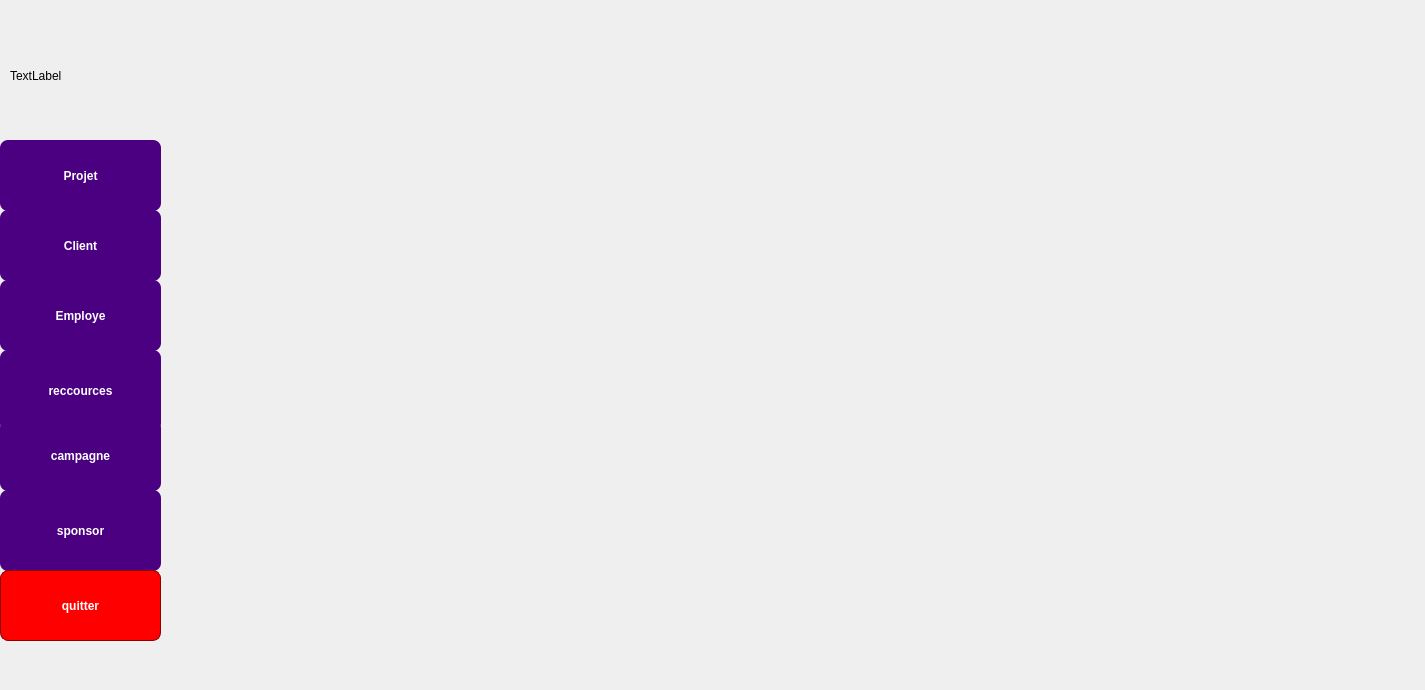
First picture: the form in mainwindow.ui, repository ProjetCPP2A21/projetcpp-2a21-smart-digital-content-creation-studio, before the edit.
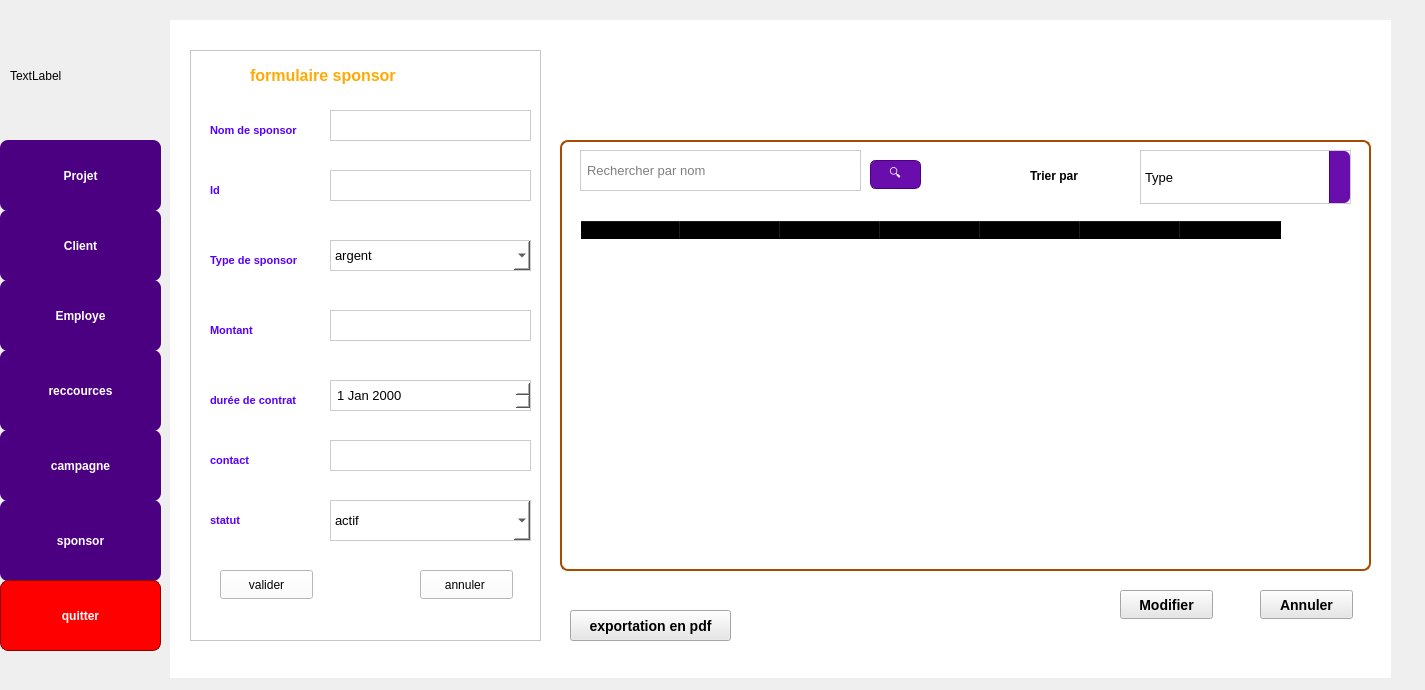
Second picture: the form after the edit. The open tabs and pages were chosen to show the change.

```diff
--- a/mainwindow.ui
+++ b/mainwindow.ui
@@ -287,7 +287,7 @@
         <x>0</x>
         <y>10</y>
         <width>161</width>
-        <height>631</height>
+        <height>641</height>
        </rect>
       </property>
       <property name="styleSheet">
@@ -380,7 +380,7 @@
        <property name="geometry">
         <rect>
          <x>0</x>
-         <y>410</y>
+         <y>420</y>
          <width>161</width>
          <height>71</height>
         </rect>
@@ -393,7 +393,7 @@
        <property name="geometry">
         <rect>
          <x>0</x>
-         <y>480</y>
+         <y>490</y>
          <width>161</width>
          <height>81</height>
         </rect>
@@ -406,7 +406,7 @@
        <property name="geometry">
         <rect>
          <x>0</x>
-         <y>560</y>
+         <y>570</y>
          <width>161</width>
          <height>71</height>
         </rect>
@@ -2384,7 +2384,754 @@
         </property>
        </widget>
       </widget>
-      <widget class="QWidget" name="page_categorie"/>
+      <widget class="QWidget" name="page_categorie">
+       <widget class="QStackedWidget" name="stackedWidget_2">
+        <property name="geometry">
+         <rect>
+          <x>0</x>
+          <y>-110</y>
+          <width>1221</width>
+          <height>768</height>
+         </rect>
+        </property>
+        <property name="styleSheet">
+         <string notr="true">background-color: rgb(255, 255, 255);</string>
+        </property>
+        <property name="currentIndex">
+         <number>0</number>
+        </property>
+        <widget class="QWidget" name="page_5">
+         <widget class="QWidget" name="gridLayoutWidget_2">
+          <property name="geometry">
+           <rect>
+            <x>20</x>
+            <y>140</y>
+            <width>351</width>
+            <height>591</height>
+           </rect>
+          </property>
+          <layout class="QGridLayout" name="gridLayout_2">
+           <item row="0" column="0">
+            <widget class="QFrame" name="frame_3">
+             <property name="styleSheet">
+              <string notr="true">background-color: #1E1E2F; color: white; QHeaderView::section { background-color: #5500FF; color: white; }.</string>
+             </property>
+             <property name="frameShape">
+              <enum>QFrame::Shape::StyledPanel</enum>
+             </property>
+             <property name="frameShadow">
+              <enum>QFrame::Shadow::Raised</enum>
+             </property>
+             <widget class="QLabel" name="label_17">
+              <property name="geometry">
+               <rect>
+                <x>20</x>
+                <y>60</y>
+                <width>151</width>
+                <height>41</height>
+               </rect>
+              </property>
+              <property name="styleSheet">
+               <string notr="true">QLabel {
+    background-color: transparent;   /* Pas de fond */
+    color: black;                    /* Texte noir */
+    font-size: 14px;
+    font-weight: bold;
+    font-family: &quot;Segoe UI&quot;;
+}
+</string>
+              </property>
+              <property name="text">
+               <string>&lt;html&gt;&lt;head/&gt;&lt;body&gt;&lt;p&gt;&lt;span style=&quot; font-size:8pt; color:#5500ff;&quot;&gt;Nom de sponsor &lt;/span&gt;&lt;/p&gt;&lt;/body&gt;&lt;/html&gt;</string>
+              </property>
+             </widget>
+             <widget class="QLabel" name="label_18">
+              <property name="geometry">
+               <rect>
+                <x>20</x>
+                <y>120</y>
+                <width>151</width>
+                <height>41</height>
+               </rect>
+              </property>
+              <property name="styleSheet">
+               <string notr="true">QLabel {
+    background-color: transparent;   /* Pas de fond */
+    color: black;                    /* Texte noir */
+    font-size: 14px;
+    font-weight: bold;
+    font-family: &quot;Segoe UI&quot;;
+}
+</string>
+              </property>
+              <property name="text">
+               <string>&lt;html&gt;&lt;head/&gt;&lt;body&gt;&lt;p&gt;&lt;span style=&quot; font-size:8pt; color:#5500ff;&quot;&gt;Id &lt;/span&gt;&lt;/p&gt;&lt;/body&gt;&lt;/html&gt;</string>
+              </property>
+             </widget>
+             <widget class="QLabel" name="label_19">
+              <property name="geometry">
+               <rect>
+                <x>20</x>
+                <y>190</y>
+                <width>151</width>
+                <height>41</height>
+               </rect>
+              </property>
+              <property name="styleSheet">
+               <string notr="true">QLabel {
+    background-color: transparent;   /* Pas de fond */
+    color: black;                    /* Texte noir */
+    font-size: 14px;
+    font-weight: bold;
+    font-family: &quot;Segoe UI&quot;;
+}
+</string>
+              </property>
+              <property name="text">
+               <string>&lt;html&gt;&lt;head/&gt;&lt;body&gt;&lt;p&gt;&lt;span style=&quot; font-size:8pt; color:#5500ff;&quot;&gt;Type de sponsor &lt;/span&gt;&lt;/p&gt;&lt;/body&gt;&lt;/html&gt;</string>
+              </property>
+             </widget>
+             <widget class="QLabel" name="label_20">
+              <property name="geometry">
+               <rect>
+                <x>20</x>
+                <y>260</y>
+                <width>151</width>
+                <height>41</height>
+               </rect>
+              </property>
+              <property name="styleSheet">
+               <string notr="true">QLabel {
+    background-color: transparent;   /* Pas de fond */
+    color: black;                    /* Texte noir */
+    font-size: 14px;
+    font-weight: bold;
+    font-family: &quot;Segoe UI&quot;;
+}
+</string>
+              </property>
+              <property name="text">
+               <string>&lt;html&gt;&lt;head/&gt;&lt;body&gt;&lt;p&gt;&lt;span style=&quot; font-size:8pt; color:#5500ff;&quot;&gt;Montant &lt;/span&gt;&lt;/p&gt;&lt;/body&gt;&lt;/html&gt;</string>
+              </property>
+             </widget>
+             <widget class="QLabel" name="label_21">
+              <property name="geometry">
+               <rect>
+                <x>20</x>
+                <y>330</y>
+                <width>151</width>
+                <height>41</height>
+               </rect>
+              </property>
+              <property name="styleSheet">
+               <string notr="true">QLabel {
+    background-color: transparent;   /* Pas de fond */
+    color: black;                    /* Texte noir */
+    font-size: 14px;
+    font-weight: bold;
+    font-family: &quot;Segoe UI&quot;;
+}
+</string>
+              </property>
+              <property name="text">
+               <string>&lt;html&gt;&lt;head/&gt;&lt;body&gt;&lt;p&gt;&lt;span style=&quot; font-size:8pt; color:#5500ff;&quot;&gt;durée de contrat &lt;/span&gt;&lt;/p&gt;&lt;/body&gt;&lt;/html&gt;</string>
+              </property>
+             </widget>
+             <widget class="QLabel" name="label_22">
+              <property name="geometry">
+               <rect>
+                <x>20</x>
+                <y>390</y>
+                <width>151</width>
+                <height>41</height>
+               </rect>
+              </property>
+              <property name="styleSheet">
+               <string notr="true">QLabel {
+    background-color: transparent;   /* Pas de fond */
+    color: black;                    /* Texte noir */
+    font-size: 14px;
+    font-weight: bold;
+    font-family: &quot;Segoe UI&quot;;
+}
+</string>
+              </property>
+              <property name="text">
+               <string>&lt;html&gt;&lt;head/&gt;&lt;body&gt;&lt;p&gt;&lt;span style=&quot; font-size:8pt; color:#5500ff;&quot;&gt;contact &lt;/span&gt;&lt;/p&gt;&lt;/body&gt;&lt;/html&gt;</string>
+              </property>
+             </widget>
+             <widget class="QLabel" name="label_23">
+              <property name="geometry">
+               <rect>
+                <x>20</x>
+                <y>450</y>
+                <width>151</width>
+                <height>41</height>
+               </rect>
+              </property>
+              <property name="styleSheet">
+               <string notr="true">QLabel {
+    background-color: transparent;   /* Pas de fond */
+    color: black;                    /* Texte noir */
+    font-size: 14px;
+    font-weight: bold;
+    font-family: &quot;Segoe UI&quot;;
+}
+</string>
+              </property>
+              <property name="text">
+               <string>&lt;html&gt;&lt;head/&gt;&lt;body&gt;&lt;p&gt;&lt;span style=&quot; font-size:8pt; color:#5500ff;&quot;&gt;statut &lt;/span&gt;&lt;/p&gt;&lt;/body&gt;&lt;/html&gt;</string>
+              </property>
+             </widget>
+             <widget class="QLineEdit" name="lineEdit_13">
+              <property name="geometry">
+               <rect>
+                <x>140</x>
+                <y>60</y>
+                <width>201</width>
+                <height>31</height>
+               </rect>
+              </property>
+              <property name="styleSheet">
+               <string notr="true">QLineEdit {
+    min-width: 45  px;
+    max-width: 200 px;
+    height: 30px;                 /* hauteur standard */
+    border: 1px solid #ccc;       /* bordure grise claire */
+    border-radius: 0px;           /* pas arrondi → carré */
+    background-color: #ffffff;    /* fond blanc */
+    color: black;                 /* texte noir */
+    padding: 4px;                 /* petite marge interne */
+    font-size: 13px;
+}
+</string>
+              </property>
+             </widget>
+             <widget class="QLineEdit" name="lineEdit_15">
+              <property name="geometry">
+               <rect>
+                <x>140</x>
+                <y>260</y>
+                <width>201</width>
+                <height>31</height>
+               </rect>
+              </property>
+              <property name="styleSheet">
+               <string notr="true">QLineEdit {
+    min-width: 45  px;
+    max-width: 200 px;
+    height: 30px;                 /* hauteur standard */
+    border: 1px solid #ccc;       /* bordure grise claire */
+    border-radius: 0px;           /* pas arrondi → carré */
+    background-color: #ffffff;    /* fond blanc */
+    color: black;                 /* texte noir */
+    padding: 4px;                 /* petite marge interne */
+    font-size: 13px;
+}
+</string>
+              </property>
+             </widget>
+             <widget class="QLineEdit" name="lineEdit_16">
+              <property name="geometry">
+               <rect>
+                <x>140</x>
+                <y>120</y>
+                <width>201</width>
+                <height>31</height>
+               </rect>
+              </property>
+              <property name="styleSheet">
+               <string notr="true">QLineEdit {
+    min-width: 45  px;
+    max-width: 200 px;
+    height: 30px;                 /* hauteur standard */
+    border: 1px solid #ccc;       /* bordure grise claire */
+    border-radius: 0px;           /* pas arrondi → carré */
+    background-color: #ffffff;    /* fond blanc */
+    color: black;                 /* texte noir */
+    padding: 4px;                 /* petite marge interne */
+    font-size: 13px;
+}
+</string>
+              </property>
+             </widget>
+             <widget class="QLineEdit" name="lineEdit_17">
+              <property name="geometry">
+               <rect>
+                <x>140</x>
+                <y>390</y>
+                <width>201</width>
+                <height>31</height>
+               </rect>
+              </property>
+              <property name="styleSheet">
+               <string notr="true">QLineEdit {
+    min-width: 45  px;
+    max-width: 200 px;
+    height: 30px;                 /* hauteur standard */
+    border: 1px solid #ccc;       /* bordure grise claire */
+    border-radius: 0px;           /* pas arrondi → carré */
+    background-color: #ffffff;    /* fond blanc */
+    color: black;                 /* texte noir */
+    padding: 4px;                 /* petite marge interne */
+    font-size: 13px;
+}
+</string>
+              </property>
+             </widget>
+             <widget class="QComboBox" name="comboBox_5">
+              <property name="geometry">
+               <rect>
+                <x>140</x>
+                <y>190</y>
+                <width>201</width>
+                <height>31</height>
+               </rect>
+              </property>
+              <property name="styleSheet">
+               <string notr="true">QComboBox {
+    min-width: 45  px;
+    max-width: 200 px;
+    height: 30px;                 /* hauteur standard */
+    border: 1px solid #ccc;       /* bordure grise claire */
+    border-radius: 0px;           /* pas arrondi → carré */
+    background-color: #ffffff;    /* fond blanc */
+    color: black;                 /* texte noir */
+    padding: 4px;                 /* petite marge interne */
+    font-size: 13px;
+}
+</string>
+              </property>
+              <item>
+               <property name="text">
+                <string>argent</string>
+               </property>
+              </item>
+              <item>
+               <property name="text">
+                <string>produit </string>
+               </property>
+              </item>
+              <item>
+               <property name="text">
+                <string>partenariat média</string>
+               </property>
+              </item>
+             </widget>
+             <widget class="QComboBox" name="comboBox_6">
+              <property name="geometry">
+               <rect>
+                <x>140</x>
+                <y>450</y>
+                <width>201</width>
+                <height>41</height>
+               </rect>
+              </property>
+              <property name="styleSheet">
+               <string notr="true">QComboBox {
+    min-width: 45  px;
+    max-width: 200 px;
+    height: 30px;                 /* hauteur standard */
+    border: 1px solid #ccc;       /* bordure grise claire */
+    border-radius: 0px;           /* pas arrondi → carré */
+    background-color: #ffffff;    /* fond blanc */
+    color: black;                 /* texte noir */
+    padding: 4px;                 /* petite marge interne */
+    font-size: 13px;
+}
+</string>
+              </property>
+              <item>
+               <property name="text">
+                <string>actif</string>
+               </property>
+              </item>
+              <item>
+               <property name="text">
+                <string>en attente</string>
+               </property>
+              </item>
+              <item>
+               <property name="text">
+                <string>expiré</string>
+               </property>
+              </item>
+             </widget>
+             <widget class="QPushButton" name="pushButton_15">
+              <property name="geometry">
+               <rect>
+                <x>30</x>
+                <y>520</y>
+                <width>93</width>
+                <height>29</height>
+               </rect>
+              </property>
+              <property name="text">
+               <string>valider</string>
+              </property>
+             </widget>
+             <widget class="QPushButton" name="pushButton_17">
+              <property name="geometry">
+               <rect>
+                <x>230</x>
+                <y>520</y>
+                <width>93</width>
+                <height>29</height>
+               </rect>
+              </property>
+              <property name="text">
+               <string>annuler </string>
+              </property>
+             </widget>
+             <widget class="QDateEdit" name="dateEdit_5">
+              <property name="geometry">
+               <rect>
+                <x>140</x>
+                <y>330</y>
+                <width>201</width>
+                <height>31</height>
+               </rect>
+              </property>
+              <property name="styleSheet">
+               <string notr="true">QDateEdit {
+    min-width: 45  px;
+    max-width: 200 px;
+    height: 30px;                 /* hauteur standard */
+    border: 1px solid #ccc;       /* bordure grise claire */
+    border-radius: 0px;           /* pas arrondi → carré */
+    background-color: #ffffff;    /* fond blanc */
+    color: black;                 /* texte noir */
+    padding: 4px;                 /* petite marge interne */
+    font-size: 13px;
+}
+</string>
+              </property>
+             </widget>
+             <widget class="QLabel" name="lineEdit_ajoute_3">
+              <property name="geometry">
+               <rect>
+                <x>60</x>
+                <y>10</y>
+                <width>211</width>
+                <height>31</height>
+               </rect>
+              </property>
+              <property name="text">
+               <string>&lt;html&gt;&lt;head/&gt;&lt;body&gt;&lt;p&gt;&lt;span style=&quot; font-size:12pt; font-weight:700; color:#ffaa00;&quot;&gt;formulaire sponsor&lt;/span&gt;&lt;/p&gt;&lt;/body&gt;&lt;/html&gt;</string>
+              </property>
+             </widget>
+            </widget>
+           </item>
+          </layout>
+         </widget>
+         <widget class="QPushButton" name="pushButton_18">
+          <property name="geometry">
+           <rect>
+            <x>400</x>
+            <y>700</y>
+            <width>161</width>
+            <height>31</height>
+           </rect>
+          </property>
+          <property name="styleSheet">
+           <string notr="true">QPushButton {
+    background-color: #e7e7e7;   /* Pas de fond */
+    color: black;                    /* Texte noir */
+    font-size: 14px;
+    font-weight: bold;
+    font-family: &quot;Segoe UI&quot;;
+}
+</string>
+          </property>
+          <property name="text">
+           <string>exportation en pdf</string>
+          </property>
+         </widget>
+         <widget class="QPushButton" name="pushButton_20">
+          <property name="geometry">
+           <rect>
+            <x>950</x>
+            <y>680</y>
+            <width>93</width>
+            <height>29</height>
+           </rect>
+          </property>
+          <property name="styleSheet">
+           <string notr="true">QPushButton {
+    background-color: #e7e7e7;   /* Pas de fond */
+    color: black;                    /* Texte noir */
+    font-size: 14px;
+    font-weight: bold;
+    font-family: &quot;Segoe UI&quot;;
+}
+</string>
+          </property>
+          <property name="text">
+           <string>Modifier</string>
+          </property>
+         </widget>
+         <widget class="QPushButton" name="pushButton_21">
+          <property name="geometry">
+           <rect>
+            <x>1090</x>
+            <y>680</y>
+            <width>93</width>
+            <height>29</height>
+           </rect>
+          </property>
+          <property name="styleSheet">
+           <string notr="true">QPushButton {
+    background-color: #e7e7e7;   /* Pas de fond */
+    color: black;                    /* Texte noir */
+    font-size: 14px;
+    font-weight: bold;
+    font-family: &quot;Segoe UI&quot;;
+}
+</string>
+          </property>
+          <property name="text">
+           <string>Annuler</string>
+          </property>
+         </widget>
+         <widget class="QLabel" name="label_25">
+          <property name="geometry">
+           <rect>
+            <x>92</x>
+            <y>30</y>
+            <width>171</width>
+            <height>41</height>
+           </rect>
+          </property>
+          <property name="text">
+           <string>TextLabel</string>
+          </property>
+         </widget>
+         <widget class="QGroupBox" name="groupBox_5">
+          <property name="geometry">
+           <rect>
+            <x>390</x>
+            <y>210</y>
+            <width>811</width>
+            <height>451</height>
+           </rect>
+          </property>
+          <property name="styleSheet">
+           <string notr="true">QGroupBox {
+    border: 2px solid #A64B00;
+    border-radius: 8px;
+    margin-top: 20px;
+    background: qlineargradient(
+        x1:0, y1:0, x2:1, y2:1,
+        stop:0 white,
+        stop:1 #FB8C00
+    );
+}
+
+QGroupBox::title {
+    subcontrol-origin: margin;
+    subcontrol-position: top left;
+    padding: 4px;
+    color: white;
+    font-weight: bold;
+}
+
+QGroupBox * {
+    background: transparent;
+    color: black;
+}
+
+QGroupBox QPushButton {
+    background: #6A0DAD;         /* Mauve */
+    color: white;
+    border: 1px solid #4B0082;
+    border-radius: 6px;
+    padding: 5px 10px;
+}
+
+QGroupBox QPushButton:hover {
+    background: #1B1B3A;         /* Bleu foncé au survol */
+}
+
+QGroupBox QComboBox {
+    background: #6A0DAD;         /* Mauve */
+    color: white;
+    border: 1px solid #4B0082;
+    border-radius: 6px;
+    padding: 4px 8px;
+}
+
+QGroupBox QComboBox:hover {
+    background: #1B1B3A;         /* Bleu foncé au survol */
+}
+
+QGroupBox QComboBox::drop-down {
+    subcontrol-origin: padding;
+    subcontrol-position: top right;
+    width: 20px;
+    border-left: 1px solid #4B0082;
+    border-top-right-radius: 6px;
+    border-bottom-right-radius: 6px;
+    background: #6A0DAD;         /* Même mauve que le QComboBox */
+}
+
+QGroupBox QComboBox::down-arrow {
+    width: 12px;
+    height: 12px;
+}</string>
+          </property>
+          <property name="title">
+           <string/>
+          </property>
+          <widget class="QTableWidget" name="tableWidget_4">
+           <property name="geometry">
+            <rect>
+             <x>20</x>
+             <y>100</y>
+             <width>771</width>
+             <height>341</height>
+            </rect>
+           </property>
+           <property name="styleSheet">
+            <string notr="true"/>
+           </property>
+           <column>
+            <property name="text">
+             <string>Nom de sponsor</string>
+            </property>
+           </column>
+           <column>
+            <property name="text">
+             <string>id</string>
+            </property>
+           </column>
+           <column>
+            <property name="text">
+             <string>Type</string>
+            </property>
+           </column>
+           <column>
+            <property name="text">
+             <string>Montant</string>
+            </property>
+           </column>
+           <column>
+            <property name="text">
+             <string>Durée</string>
+            </property>
+           </column>
+           <column>
+            <property name="text">
+             <string>contact</string>
+            </property>
+           </column>
+           <column>
+            <property name="text">
+             <string>statut</string>
+            </property>
+           </column>
+          </widget>
+          <widget class="QLineEdit" name="lineEdit_18">
+           <property name="geometry">
+            <rect>
+             <x>20</x>
+             <y>30</y>
+             <width>281</width>
+             <height>41</height>
+            </rect>
+           </property>
+           <property name="styleSheet">
+            <string notr="true">QLineEdit {
+    min-width: 45  px;
+    max-width: 400 px;
+    height: 15 px;                 /* hauteur standard */
+    border: 1px solid #ccc;       /* bordure grise claire */
+    border-radius: 0px;           /* pas arrondi → carré */
+    background-color: #ffffff;    /* fond blanc */
+    color: black;                 /* texte noir */
+    padding: 4px;                 /* petite marge interne */
+    font-size: 13px;
+}
+</string>
+           </property>
+           <property name="placeholderText">
+            <string>Rechercher par nom </string>
+           </property>
+          </widget>
+          <widget class="QPushButton" name="pushButton_19">
+           <property name="geometry">
+            <rect>
+             <x>310</x>
+             <y>40</y>
+             <width>51</width>
+             <height>29</height>
+            </rect>
+           </property>
+           <property name="text">
+            <string>🔍</string>
+           </property>
+          </widget>
+          <widget class="QComboBox" name="comboBox_7">
+           <property name="geometry">
+            <rect>
+             <x>580</x>
+             <y>30</y>
+             <width>211</width>
+             <height>54</height>
+            </rect>
+           </property>
+           <property name="styleSheet">
+            <string notr="true">QComboBox {
+    min-width: 45  px;
+    max-width: 400 px;
+    height: 15 px;                 /* hauteur standard */
+    border: 1px solid #ccc;       /* bordure grise claire */
+    border-radius: 0px;           /* pas arrondi → carré */
+    background-color: #ffffff;    /* fond blanc */
+    color: black;                 /* texte noir */
+    padding: 4px;                 /* petite marge interne */
+    font-size: 13px;
+}
+</string>
+           </property>
+           <item>
+            <property name="text">
+             <string>Type</string>
+            </property>
+           </item>
+           <item>
+            <property name="text">
+             <string>Statut</string>
+            </property>
+           </item>
+          </widget>
+          <widget class="QLabel" name="label_24">
+           <property name="geometry">
+            <rect>
+             <x>470</x>
+             <y>40</y>
+             <width>161</width>
+             <height>31</height>
+            </rect>
+           </property>
+           <property name="styleSheet">
+            <string notr="true">QLabel {
+    background-color: transparent;   /* Pas de fond */
+    color: black;                    /* Texte noir */
+    font-size: 50 px;
+    font-weight: bold;
+    font-family: &quot;Segoe UI&quot;;
+}
+</string>
+           </property>
+           <property name="text">
+            <string>Trier par </string>
+           </property>
+          </widget>
+         </widget>
+        </widget>
+        <widget class="QWidget" name="page_6"/>
+       </widget>
+      </widget>
      </widget>
     </widget>
    </widget>
```
Left out of the diff: 1438 changed lines with no effect on the pictures.
